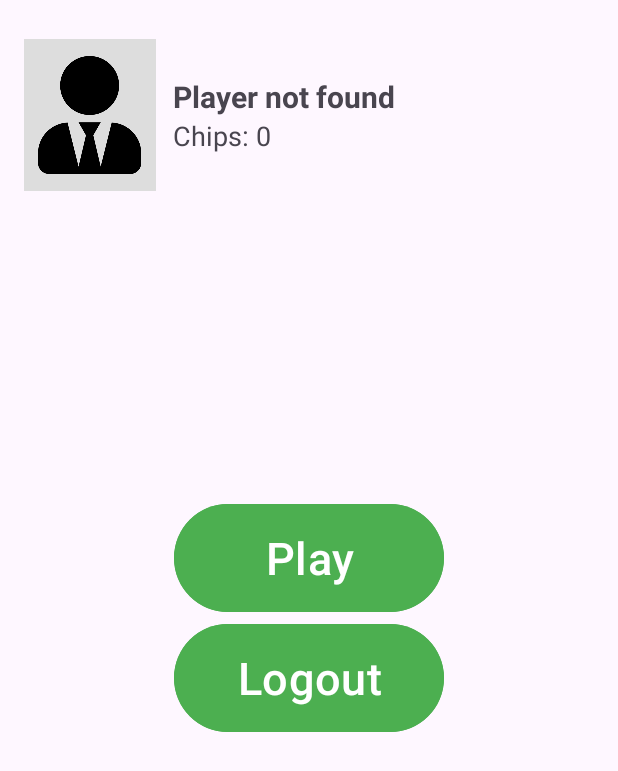
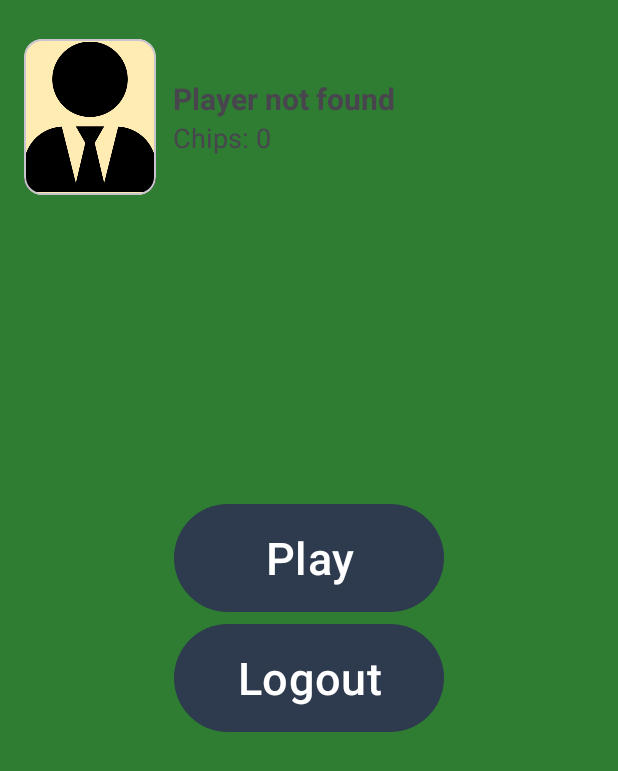
Before and after one commit to tinrenf/VLADA4-S-POKER, an Android app: the screen it shows after launch once a user with an empty profile is signed in (MainActivity), on a phone screen of 412 x 824 dp. Shown: the top 771 px of the screen. Run offline under Robolectric (Android 15) with nearby library versions, the phone set to English and light mode, and no system bars; our stand-ins replace Firebase (no records; nobody signed in at launch, a user with empty details on screens opened directly).

Commit message:
я хотя бы ничего не сломал, ща пушну динамик колор

```diff
--- a/app/build.gradle.kts
+++ b/app/build.gradle.kts
@@ -47,4 +47,5 @@ dependencies {
     implementation(platform("com.google.firebase:firebase-bom:32.1.0"))
     implementation ("com.google.firebase:firebase-firestore:24.6.0")
     implementation ("com.google.android.gms:play-services-tasks:18.1.0")
+    implementation ("com.google.android.material:material:1.11.0")
 }
--- a/app/src/main/AndroidManifest.xml
+++ b/app/src/main/AndroidManifest.xml
@@ -38,5 +38,4 @@
             android:name=".CreateGameActivity">
         </activity>
     </application>
-
 </manifest>
--- /dev/null
+++ b/app/src/main/res/font/playfair_display.xml
@@ -0,0 +1,7 @@
+<?xml version="1.0" encoding="utf-8"?>
+<font-family xmlns:android="http://schemas.android.com/apk/res/android">
+    <font
+        android:font="@font/playfair_display_regular"
+        android:fontWeight="400"
+        android:fontStyle="normal" />
+</font-family>
--- /dev/null
+++ b/app/src/main/res/font/roboto.xml
@@ -0,0 +1,7 @@
+<?xml version="1.0" encoding="utf-8"?>
+<font-family xmlns:android="http://schemas.android.com/apk/res/android">
+    <font
+        android:font="@font/roboto_regular"
+        android:fontWeight="400"
+        android:fontStyle="normal" />
+</font-family>
--- a/app/src/main/res/layout/activity_game_list.xml
+++ b/app/src/main/res/layout/activity_game_list.xml
@@ -11,7 +11,7 @@
         android:gravity="top"
         android:orientation="horizontal">
 
-        <Button
+        <com.google.android.material.button.MaterialButton
             android:id="@+id/create_game_button"
             style="@style/Widget.AppCompat.Button.Colored"
             android:layout_width="260dp"
@@ -19,7 +19,7 @@
             android:layout_weight="6"
             android:text="Create New Game" />
 
-        <Button
+        <com.google.android.material.button.MaterialButton
             android:id="@+id/BackFLbutton"
             style="@style/Widget.AppCompat.Button.Colored"
             android:layout_width="wrap_content"
--- a/app/src/main/res/layout/activity_main.xml
+++ b/app/src/main/res/layout/activity_main.xml
@@ -17,14 +17,20 @@
         app:layout_constraintTop_toTopOf="parent"
         app:layout_constraintStart_toStartOf="parent">
 
-        <ImageView
-            android:id="@+id/playerAvatar"
+        <com.google.android.material.card.MaterialCardView
             android:layout_width="88dp"
-            android:layout_height="101dp"
+            android:layout_height="104dp"
             android:padding="11dp"
-            android:src="@drawable/avatar_default"
             android:background="@drawable/avatar_background"
-            android:scaleType="centerCrop" />
+            android:scaleType="centerCrop">
+
+            <ImageView
+                android:id="@+id/playerAvatar"
+                android:src="@drawable/avatar_default"
+                android:layout_width="match_parent"
+                android:layout_height="match_parent" />
+
+        </com.google.android.material.card.MaterialCardView>
 
         <LinearLayout
             android:orientation="vertical"
@@ -32,7 +38,7 @@
             android:layout_height="wrap_content"
             android:padding="11dp">
 
-            <TextView
+            <com.google.android.material.textview.MaterialTextView
                 android:id="@+id/playerName"
                 android:layout_width="wrap_content"
                 android:layout_height="wrap_content"
@@ -40,7 +46,7 @@
                 android:textSize="20sp"
                 android:textStyle="bold" />
 
-            <TextView
+            <com.google.android.material.textview.MaterialTextView
                 android:id="@+id/playerChips"
                 android:layout_width="wrap_content"
                 android:layout_height="wrap_content"
@@ -61,22 +67,24 @@
         android:gravity="center"
         tools:context=".MainActivity">
 
-        <Button
+        <com.google.android.material.button.MaterialButton
             android:id="@+id/play_button"
             android:layout_width="180dp"
             android:layout_height="80dp"
             android:text="Play"
             android:textSize="30sp"
-            android:backgroundTint="@color/green"
+            android:textColor="@color/onPrimary"
+            app:backgroundTint="@color/primary"
             />
 
-        <Button
+        <com.google.android.material.button.MaterialButton
             android:id="@+id/logout_button"
             android:layout_width="180dp"
             android:layout_height="80dp"
             android:text="Logout"
             android:textSize="30sp"
-            android:backgroundTint="@color/green"
+            android:textColor="@color/onPrimary"
+            app:backgroundTint="@color/primary"
             />
 
     </LinearLayout>
--- /dev/null
+++ b/app/src/main/res/values-v28/typography.xml
@@ -0,0 +1,9 @@
+<?xml version="1.0" encoding="utf-8"?>
+<resources>
+
+    <style name="Body" parent="TextAppearance.Material3.BodyMedium">
+        <item name="fontFamily">@font/roboto</item>
+        <item name="android:textSize">14sp</item>
+        <item name="android:lineHeight">20sp</item>
+    </style>
+</resources>
--- a/app/src/main/res/values/colors.xml
+++ b/app/src/main/res/values/colors.xml
@@ -3,4 +3,21 @@
     <color name="black">#FF000000</color>
     <color name="white">#FFFFFFFF</color>
     <color name="green">#4CAF50</color>
+
+    <color name="primary">#2E3A4D</color>
+    <color name="onPrimary">#FFFFFF</color>
+    <color name="primaryContainer">#A5D6A7</color>
+    <color name="onPrimaryContainer">#1B5E20</color>
+
+    <color name="secondary">#D4AF37</color>
+    <color name="onSecondary">#000000</color>
+    <color name="secondaryContainer">#FFECB3</color>
+    <color name="onSecondaryContainer">#5D4037</color>
+
+    <color name="error">#B00020</color>
+    <color name="onError">#FFFFFF</color>
+
+    <color name="background">#2E7D32</color>
+    <color name="surface">#FFECB3</color>
+    <color name="onSurface">#1C1B1F</color>
 </resources>
--- /dev/null
+++ b/app/src/main/res/values/shapes.xml
@@ -0,0 +1,17 @@
+<?xml version="1.0" encoding="utf-8"?>
+<resources>
+    <style name="ShapeAppearance.Poker.SmallComponent" parent="ShapeAppearance.Material3.SmallComponent">
+        <item name="cornerFamily">rounded</item>
+        <item name="cornerSize">1dp</item>
+    </style>
+
+    <style name="ShapeAppearance.Poker.MediumComponent" parent="ShapeAppearance.Material3.MediumComponent">
+        <item name="cornerFamily">rounded</item>
+        <item name="cornerSize">6dp</item>
+    </style>
+
+    <style name="ShapeAppearance.Poker.LargeComponent" parent="ShapeAppearance.Material3.LargeComponent">
+        <item name="cornerFamily">rounded</item>
+        <item name="cornerSize">10dp</item>
+    </style>
+</resources>
--- a/app/src/main/res/values/styles.xml
+++ b/app/src/main/res/values/styles.xml
@@ -7,5 +7,6 @@
         <item name="android:textSize">18sp</item>
         <item name="android:gravity">center</item>
         <item name="android:layout_margin">2dp</item>
+        <item name="cornerRadius">1dp</item>
     </style>
 </resources>
--- a/app/src/main/res/values/themes.xml
+++ b/app/src/main/res/values/themes.xml
@@ -1,9 +1,28 @@
 <resources xmlns:tools="http://schemas.android.com/tools">
     <!-- Base application theme. -->
-    <style name="Base.Theme.Poker" parent="Theme.Material3.DayNight.NoActionBar">
+    <style name="Theme.Poker" parent="Theme.Material3.DayNight.NoActionBar">
         <!-- Customize your light theme here. -->
         <!-- <item name="colorPrimary">@color/my_light_primary</item> -->
+        <item name="colorPrimary">@color/primary</item>
+        <item name="colorOnPrimary">@color/onPrimary</item>
+        <item name="colorPrimaryContainer">@color/primaryContainer</item>
+        <item name="colorOnPrimaryContainer">@color/onPrimaryContainer</item>
+
+        <item name="colorSecondary">@color/secondary</item>
+        <item name="colorOnSecondary">@color/onSecondary</item>
+
+        <item name="colorError">@color/error</item>
+        <item name="colorOnError">@color/onError</item>
+
+        <item name="android:windowBackground">@color/background</item>
+        <item name="colorSurface">@color/surface</item>
+        <item name="colorOnSurface">@color/onSurface</item>
+
+        <item name="textAppearanceHeadlineLarge">@style/Headline</item>
+        <item name="textAppearanceBodyMedium">@style/Body</item>
+
+        <item name="shapeAppearanceSmallComponent">@style/ShapeAppearance.Poker.SmallComponent</item>
+        <item name="shapeAppearanceMediumComponent">@style/ShapeAppearance.Poker.MediumComponent</item>
+        <item name="shapeAppearanceLargeComponent">@style/ShapeAppearance.Poker.LargeComponent</item>
     </style>
-
-    <style name="Theme.Poker" parent="Base.Theme.Poker" />
 </resources>
--- /dev/null
+++ b/app/src/main/res/values/typography.xml
@@ -0,0 +1,9 @@
+<?xml version="1.0" encoding="utf-8"?>
+<resources>
+    <style name="Headline" parent="TextAppearance.Material3.HeadlineLarge">
+        <item name="fontFamily">@font/playfair_display</item>
+        <item name="android:textSize">32sp</item>
+        <item name="android:letterSpacing">0.02</item>
+        <item name="android:textColor">?attr/colorOnBackground</item>
+    </style>
+</resources>
```
Also changed, not shown: app/src/main/res/layout/activity_create_game.xml (+6 -6 lines), app/src/main/res/layout/activity_game.xml (+27 -22 lines), app/src/main/res/layout/activity_login.xml (+4 -4 lines), app/src/main/res/layout/activity_register.xml (+4 -4 lines), app/src/main/res/layout/game_list_item.xml (+6 -5 lines), app/src/main/res/font/playfair_display_regular.ttf (added), app/src/main/res/font/roboto_regular.ttf (added).
